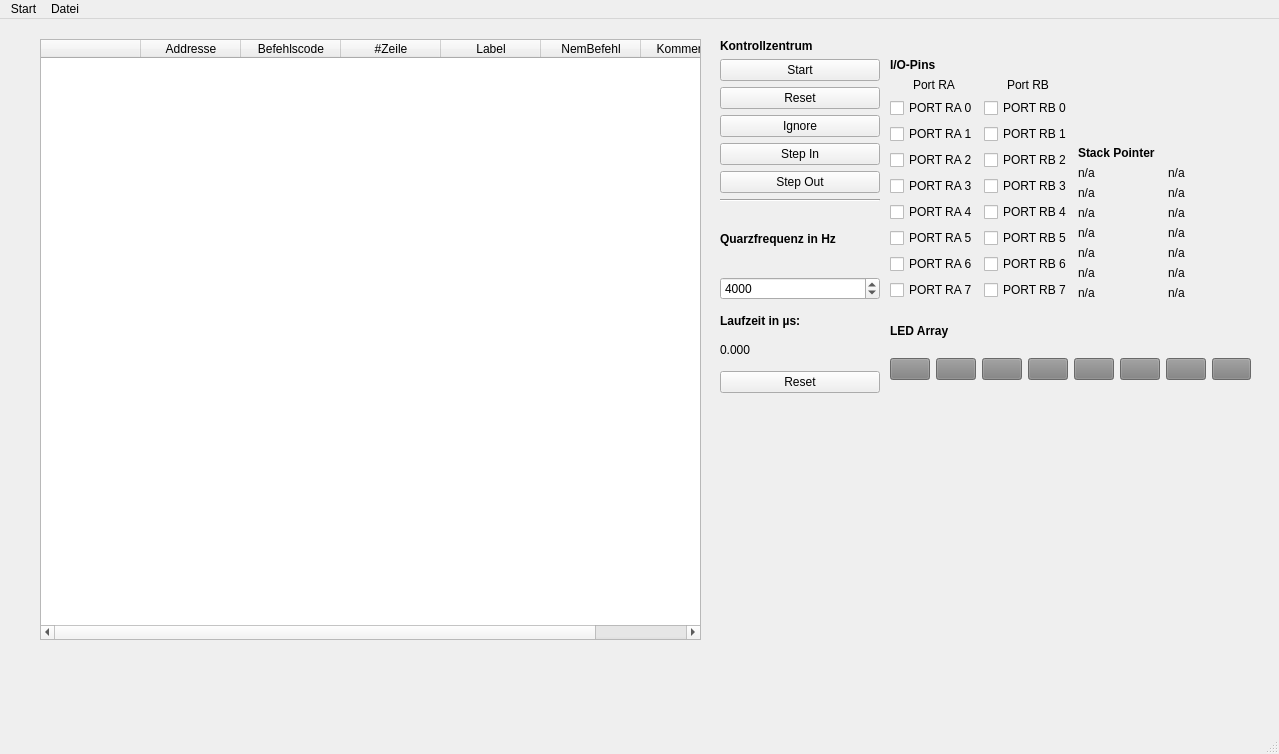
The window that simulator.ui (janick3110/picSimulatorPython) describes before a commit, drawn with Qt 5.
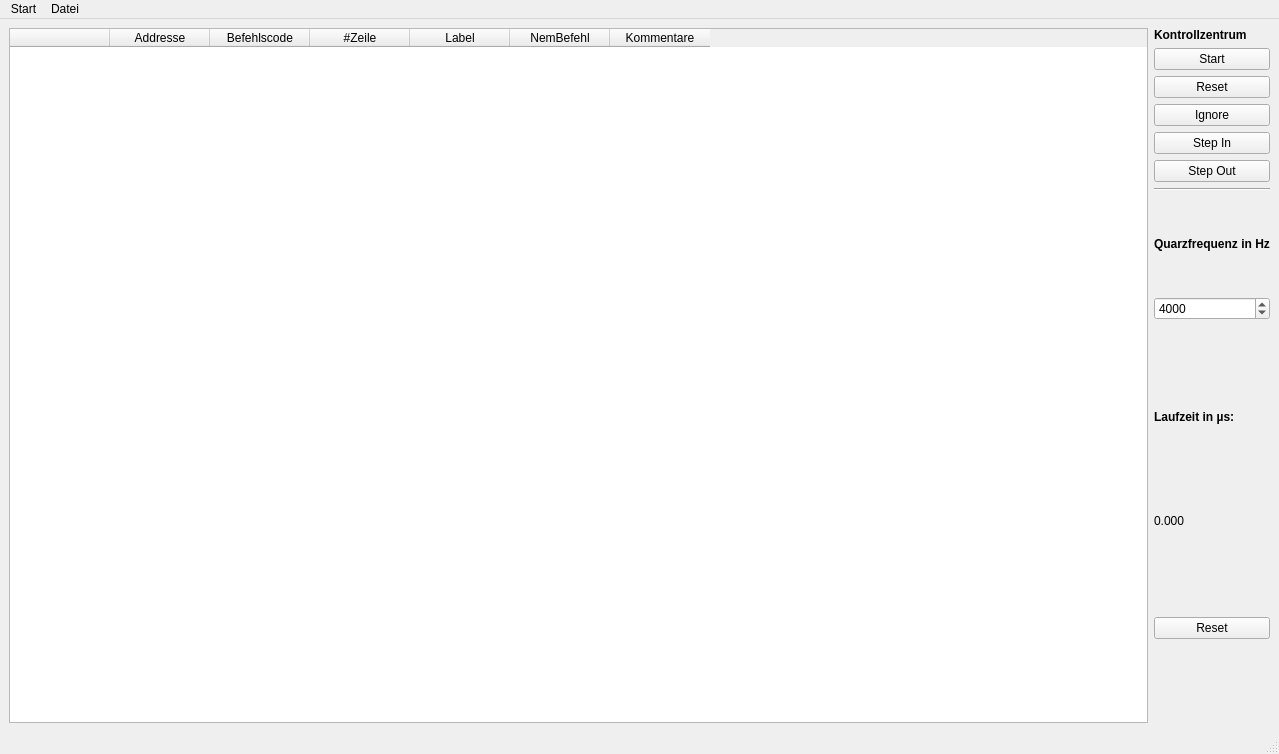
The same window after the commit.

Commit message: Simulator window

Diff of the .ui file:
```diff
--- a/simulator.ui
+++ b/simulator.ui
@@ -20,15 +20,47 @@
    <enum>QTabWidget::Rounded</enum>
   </property>
   <widget class="QWidget" name="centralwidget">
-   <widget class="QWidget" name="verticalLayoutWidget_4">
-    <property name="geometry">
-     <rect>
-      <x>720</x>
-      <y>20</y>
-      <width>160</width>
-      <height>363</height>
-     </rect>
-    </property>
+   <layout class="QHBoxLayout" name="horizontalLayout_6">
+    <item>
+     <widget class="QTableWidget" name="showCode">
+      <column>
+       <property name="text">
+        <string/>
+       </property>
+      </column>
+      <column>
+       <property name="text">
+        <string>Addresse</string>
+       </property>
+      </column>
+      <column>
+       <property name="text">
+        <string>Befehlscode</string>
+       </property>
+      </column>
+      <column>
+       <property name="text">
+        <string>#Zeile</string>
+       </property>
+      </column>
+      <column>
+       <property name="text">
+        <string>Label</string>
+       </property>
+      </column>
+      <column>
+       <property name="text">
+        <string>NemBefehl</string>
+       </property>
+      </column>
+      <column>
+       <property name="text">
+        <string>Kommentare</string>
+       </property>
+      </column>
+     </widget>
+    </item>
+    <item>
     <layout class="QVBoxLayout" name="controls">
      <item>
       <widget class="QLabel" name="Kontrollflaeche">
@@ -248,519 +280,8 @@
       </spacer>
      </item>
     </layout>
-   </widget>
-   <widget class="QTableWidget" name="showCode">
-    <property name="geometry">
-     <rect>
-      <x>40</x>
-      <y>20</y>
-      <width>661</width>
-      <height>601</height>
-     </rect>
-    </property>
-    <column>
-     <property name="text">
-      <string/>
-     </property>
-    </column>
-    <column>
-     <property name="text">
-      <string>Addresse</string>
-     </property>
-    </column>
-    <column>
-     <property name="text">
-      <string>Befehlscode</string>
-     </property>
-    </column>
-    <column>
-     <property name="text">
-      <string>#Zeile</string>
-     </property>
-    </column>
-    <column>
-     <property name="text">
-      <string>Label</string>
-     </property>
-    </column>
-    <column>
-     <property name="text">
-      <string>NemBefehl</string>
-     </property>
-    </column>
-    <column>
-     <property name="text">
-      <string>Kommentare</string>
-     </property>
-    </column>
-   </widget>
-   <widget class="QWidget" name="horizontalLayoutWidget_4">
-    <property name="geometry">
-     <rect>
-      <x>890</x>
-      <y>20</y>
-      <width>361</width>
-      <height>261</height>
-     </rect>
-    </property>
-    <layout class="QHBoxLayout" name="horizontalLayout_4">
-     <item>
-      <layout class="QVBoxLayout" name="verticalLayout_4">
-       <item>
-        <widget class="QLabel" name="label_IO">
-         <property name="font">
-          <font>
-           <weight>75</weight>
-           <bold>true</bold>
-          </font>
-         </property>
-         <property name="text">
-          <string>I/O-Pins</string>
-         </property>
-         <property name="alignment">
-          <set>Qt::AlignBottom|Qt::AlignLeading|Qt::AlignLeft</set>
-         </property>
-        </widget>
-       </item>
-       <item>
-        <layout class="QHBoxLayout" name="horizontalLayout">
-         <item>
-          <layout class="QHBoxLayout" name="horizontalLayout_2">
-           <item>
-            <layout class="QVBoxLayout" name="verticalLayout_3">
-             <item>
-              <widget class="QLabel" name="PortALabel">
-               <property name="text">
-                <string>Port RA</string>
-               </property>
-               <property name="alignment">
-                <set>Qt::AlignCenter</set>
-               </property>
-              </widget>
-             </item>
-             <item>
-              <widget class="QCheckBox" name="portA0">
-               <property name="text">
-                <string>PORT RA 0</string>
-               </property>
-              </widget>
-             </item>
-             <item>
-              <widget class="QCheckBox" name="portA1">
-               <property name="text">
-                <string>PORT RA 1</string>
-               </property>
-              </widget>
-             </item>
-             <item>
-              <widget class="QCheckBox" name="portA2">
-               <property name="text">
-                <string>PORT RA 2</string>
-               </property>
-              </widget>
-             </item>
-             <item>
-              <widget class="QCheckBox" name="portA3">
-               <property name="text">
-                <string>PORT RA 3</string>
-               </property>
-              </widget>
-             </item>
-             <item>
-              <widget class="QCheckBox" name="portA4">
-               <property name="text">
-                <string>PORT RA 4</string>
-               </property>
-              </widget>
-             </item>
-             <item>
-              <widget class="QCheckBox" name="portA5">
-               <property name="text">
-                <string>PORT RA 5</string>
-               </property>
-              </widget>
-             </item>
-             <item>
-              <widget class="QCheckBox" name="portA6">
-               <property name="text">
-                <string>PORT RA 6</string>
-               </property>
-              </widget>
-             </item>
-             <item>
-              <widget class="QCheckBox" name="portA7">
-               <property name="text">
-                <string>PORT RA 7</string>
-               </property>
-              </widget>
-             </item>
-            </layout>
-           </item>
-           <item>
-            <layout class="QVBoxLayout" name="verticalLayout_6">
-             <item>
-              <widget class="QLabel" name="PortALabel_2">
-               <property name="text">
-                <string>Port RB</string>
-               </property>
-               <property name="alignment">
-                <set>Qt::AlignCenter</set>
-               </property>
-              </widget>
-             </item>
-             <item>
-              <widget class="QCheckBox" name="portB0">
-               <property name="text">
-                <string>PORT RB 0</string>
-               </property>
-              </widget>
-             </item>
-             <item>
-              <widget class="QCheckBox" name="portB1">
-               <property name="text">
-                <string>PORT RB 1</string>
-               </property>
-              </widget>
-             </item>
-             <item>
-              <widget class="QCheckBox" name="portB2">
-               <property name="text">
-                <string>PORT RB 2</string>
-               </property>
-              </widget>
-             </item>
-             <item>
-              <widget class="QCheckBox" name="portB3">
-               <property name="text">
-                <string>PORT RB 3</string>
-               </property>
-              </widget>
-             </item>
-             <item>
-              <widget class="QCheckBox" name="portB4">
-               <property name="text">
-                <string>PORT RB 4</string>
-               </property>
-              </widget>
-             </item>
-             <item>
-              <widget class="QCheckBox" name="portB5">
-               <property name="text">
-                <string>PORT RB 5</string>
-               </property>
-              </widget>
-             </item>
-             <item>
-              <widget class="QCheckBox" name="portB6">
-               <property name="text">
-                <string>PORT RB 6</string>
-               </property>
-              </widget>
-             </item>
-             <item>
-              <widget class="QCheckBox" name="portB7">
-               <property name="text">
-                <string>PORT RB 7</string>
-               </property>
-              </widget>
-             </item>
-            </layout>
-           </item>
-          </layout>
-         </item>
-        </layout>
-       </item>
-      </layout>
-     </item>
-     <item>
-      <layout class="QGridLayout" name="Stack">
-       <item row="2" column="0">
-        <layout class="QHBoxLayout" name="horizontalLayout_3">
-         <item>
-          <layout class="QVBoxLayout" name="verticalLayout">
-           <item>
-            <widget class="QLabel" name="label">
-             <property name="text">
-              <string>n/a</string>
-             </property>
-            </widget>
-           </item>
-           <item>
-            <widget class="QLabel" name="label_2">
-             <property name="text">
-              <string>n/a</string>
-             </property>
-            </widget>
-           </item>
-           <item>
-            <widget class="QLabel" name="label_3">
-             <property name="text">
-              <string>n/a</string>
-             </property>
-            </widget>
-           </item>
-           <item>
-            <widget class="QLabel" name="label_4">
-             <property name="text">
-              <string>n/a</string>
-             </property>
-            </widget>
-           </item>
-           <item>
-            <widget class="QLabel" name="label_5">
-             <property name="text">
-              <string>n/a</string>
-             </property>
-            </widget>
-           </item>
-           <item>
-            <widget class="QLabel" name="label_6">
-             <property name="text">
-              <string>n/a</string>
-             </property>
-            </widget>
-           </item>
-           <item>
-            <widget class="QLabel" name="label_7">
-             <property name="text">
-              <string>n/a</string>
-             </property>
-            </widget>
-           </item>
-          </layout>
-         </item>
-         <item>
-          <layout class="QVBoxLayout" name="verticalLayout_2">
-           <item>
-            <widget class="QLabel" name="label_8">
-             <property name="text">
-              <string>n/a</string>
-             </property>
-            </widget>
-           </item>
-           <item>
-            <widget class="QLabel" name="label_9">
-             <property name="text">
-              <string>n/a</string>
-             </property>
-            </widget>
-           </item>
-           <item>
-            <widget class="QLabel" name="label_10">
-             <property name="text">
-              <string>n/a</string>
-             </property>
-            </widget>
-           </item>
-           <item>
-            <widget class="QLabel" name="label_11">
-             <property name="text">
-              <string>n/a</string>
-             </property>
-            </widget>
-           </item>
-           <item>
-            <widget class="QLabel" name="label_12">
-             <property name="text">
-              <string>n/a</string>
-             </property>
-            </widget>
-           </item>
-           <item>
-            <widget class="QLabel" name="label_13">
-             <property name="text">
-              <string>n/a</string>
-             </property>
-            </widget>
-           </item>
-           <item>
-            <widget class="QLabel" name="label_14">
-             <property name="text">
-              <string>n/a</string>
-             </property>
-            </widget>
-           </item>
-          </layout>
-         </item>
-        </layout>
-       </item>
-       <item row="1" column="0">
-        <widget class="QLabel" name="label_15">
-         <property name="font">
-          <font>
-           <weight>75</weight>
-           <bold>true</bold>
-          </font>
-         </property>
-         <property name="text">
-          <string>Stack Pointer</string>
-         </property>
-         <property name="alignment">
-          <set>Qt::AlignBottom|Qt::AlignLeading|Qt::AlignLeft</set>
-         </property>
-        </widget>
-       </item>
-      </layout>
-     </item>
-    </layout>
-   </widget>
-   <widget class="QWidget" name="verticalLayoutWidget_9">
-    <property name="geometry">
-     <rect>
-      <x>890</x>
-      <y>290</y>
-      <width>361</width>
-      <height>71</height>
-     </rect>
-    </property>
-    <layout class="QVBoxLayout" name="verticalLayout_5">
-     <item>
-      <widget class="QLabel" name="label_19">
-       <property name="font">
-        <font>
-         <weight>75</weight>
-         <bold>true</bold>
-        </font>
-       </property>
-       <property name="text">
-        <string>LED Array</string>
-       </property>
-      </widget>
-     </item>
-     <item>
-      <layout class="QHBoxLayout" name="horizontalLayout_5">
-       <item>
-        <widget class="QPushButton" name="pushButton_6">
-         <property name="enabled">
-          <bool>false</bool>
-         </property>
-         <property name="styleSheet">
-          <string notr="true">background-color: grey</string>
-         </property>
-         <property name="text">
-          <string/>
-         </property>
-         <property name="checkable">
-          <bool>false</bool>
-         </property>
-        </widget>
-       </item>
-       <item>
-        <widget class="QPushButton" name="pushButton">
-         <property name="enabled">
-          <bool>false</bool>
-         </property>
-         <property name="styleSheet">
-          <string notr="true">background-color: grey</string>
-         </property>
-         <property name="text">
-          <string/>
-         </property>
-         <property name="checkable">
-          <bool>false</bool>
-         </property>
-        </widget>
-       </item>
-       <item>
-        <widget class="QPushButton" name="pushButton_7">
-         <property name="enabled">
-          <bool>false</bool>
-         </property>
-         <property name="styleSheet">
-          <string notr="true">background-color: grey</string>
-         </property>
-         <property name="text">
-          <string/>
-         </property>
-         <property name="checkable">
-          <bool>false</bool>
-         </property>
-        </widget>
-       </item>
-       <item>
-        <widget class="QPushButton" name="pushButton_8">
-         <property name="enabled">
-          <bool>false</bool>
-         </property>
-         <property name="styleSheet">
-          <string notr="true">background-color: grey</string>
-         </property>
-         <property name="text">
-          <string/>
-         </property>
-         <property name="checkable">
-          <bool>false</bool>
-         </property>
-        </widget>
-       </item>
-       <item>
-        <widget class="QPushButton" name="pushButton_9">
-         <property name="enabled">
-          <bool>false</bool>
-         </property>
-         <property name="styleSheet">
-          <string notr="true">background-color: grey</string>
-         </property>
-         <property name="text">
-          <string/>
-         </property>
-         <property name="checkable">
-          <bool>false</bool>
-         </property>
-        </widget>
-       </item>
-       <item>
-        <widget class="QPushButton" name="pushButton_10">
-         <property name="enabled">
-          <bool>false</bool>
-         </property>
-         <property name="styleSheet">
-          <string notr="true">background-color: grey</string>
-         </property>
-         <property name="text">
-          <string/>
-         </property>
-         <property name="checkable">
-          <bool>false</bool>
-         </property>
-        </widget>
-       </item>
-       <item>
-        <widget class="QPushButton" name="pushButton_11">
-         <property name="enabled">
-          <bool>false</bool>
-         </property>
-         <property name="styleSheet">
-          <string notr="true">background-color: grey</string>
-         </property>
-         <property name="text">
-          <string/>
-         </property>
-         <property name="checkable">
-          <bool>false</bool>
-         </property>
-        </widget>
-       </item>
-       <item>
-        <widget class="QPushButton" name="pushButton_12">
-         <property name="enabled">
-          <bool>false</bool>
-         </property>
-         <property name="styleSheet">
-          <string notr="true">background-color: grey</string>
-         </property>
-         <property name="text">
-          <string/>
-         </property>
-         <property name="checkable">
-          <bool>false</bool>
-         </property>
-        </widget>
-       </item>
-      </layout>
-     </item>
-    </layout>
-   </widget>
+    </item>
+   </layout>
   </widget>
   <widget class="QMenuBar" name="menubar">
    <property name="geometry">
```
Left out of the diff: 2 changed lines with no effect on the pictures. Lines whose indentation alone changed are shown as unchanged. The commit also changes 1 other file.
